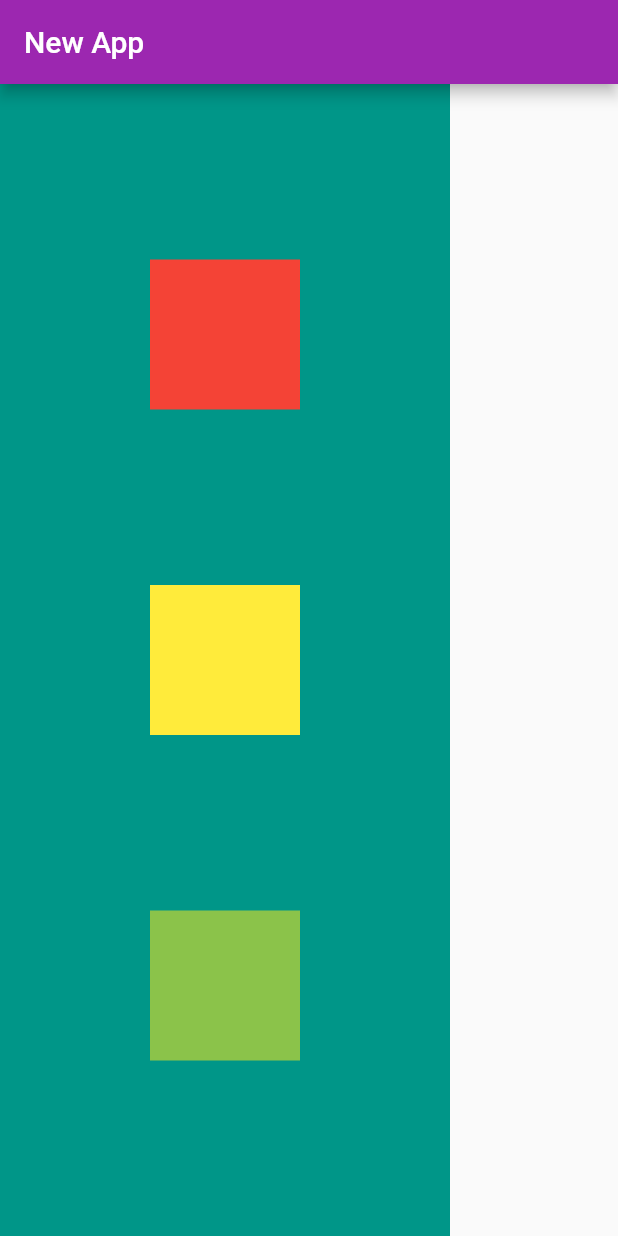
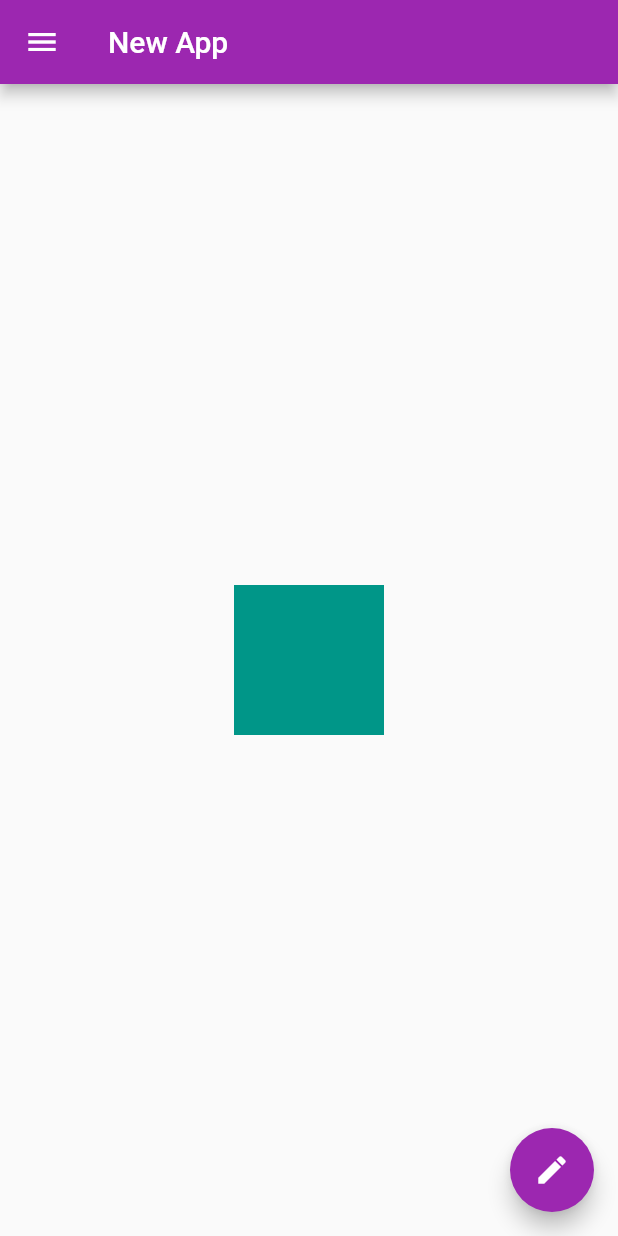
Before and after one commit to Dao09/Flutter-projects, a Flutter app: the screen it shows after launch, on a phone screen of 412 x 824 dp. Run offline on Flutter 3.47's test engine with Material 2 defaults, Android fonts, the phone set to English and light mode, and no system bars.

Commit message:
ch3 done

```diff
--- a/my_project/lib/main.dart
+++ b/my_project/lib/main.dart
@@ -13,41 +13,39 @@ class HomePage extends StatelessWidget {
   @override
   Widget build(BuildContext context) {
     return Scaffold(
-        appBar: AppBar(
-          title: Text("New App"),
+      appBar: AppBar(
+        title: Text("New App"),
+      ),
+      body:
+          Center(child: Container(height: 100, width: 100, color: Colors.teal)),
+      drawer: Drawer(
+          child: ListView(padding: EdgeInsets.all(0), children: <Widget>[
+        UserAccountsDrawerHeader(
+          accountName: Text("srs"),
+          accountEmail: Text("srs@gmail.com"),
+          currentAccountPicture: CircleAvatar(
+            backgroundImage: NetworkImage(
+                "https://images.unsplash.com/photo-1663825162561-8399b6907932?ixlib=rb-1.2.1&ixid=MnwxMjA3fDB8MHxwaG90by1wYWdlfHx8fGVufDB8fHx8&auto=format&fit=crop&w=870&q=80"),
+          ),
         ),
-        body: Container(
-          color: Colors.teal,
-          width: 300,
-          child: Column(
-              mainAxisAlignment: MainAxisAlignment.spaceEvenly,
-              crossAxisAlignment: CrossAxisAlignment.center,
-              children: <Widget>[
-                Container(
-                  padding: EdgeInsets.all(8),
-                  alignment: Alignment.center,
-                  //clipBehavior: Clip.antiAlias,
-                  width: 100,
-                  height: 100,
-                  color: Colors.red,
-                ),
-                Container(
-                  padding: EdgeInsets.all(8),
-                  alignment: Alignment.center,
-                  //clipBehavior: Clip.antiAlias,
-                  width: 100,
-                  height: 100,
-                  color: Colors.yellow,
-                ),
-                Container(
-                  padding: EdgeInsets.all(8),
-                  alignment: Alignment.center,
-                  //clipBehavior: Clip.antiAlias,
-                  width: 100,
-                  height: 100,
-                  color: Colors.lightGreen,
-                )
-              ]),
-        ));
+        ListTile(
+          leading: Icon(Icons.person),
+          title: Text("xyz"),
+          subtitle: Text("pqr"),
+          trailing: Icon(Icons.edit),
+          onTap: () {},
+        ),
+        ListTile(
+          leading: Icon(Icons.person),
+          title: Text("email"),
+          subtitle: Text("pqr@gnmail.com"),
+          trailing: Icon(Icons.email),
+        )
+      ])),
+      floatingActionButton: FloatingActionButton(
+        onPressed: () {},
+        child: Icon(Icons.edit),
+      ),
+    );
   }
 }
```
